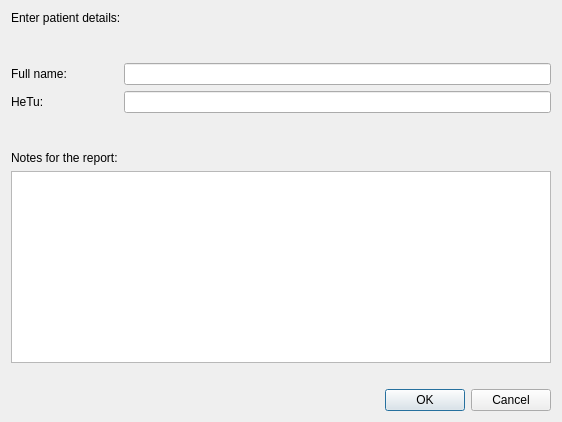
Old version of the form gaitutils/gui/web_report_info.ui in the repository NCH-Motion-Laboratory/gaitutils.
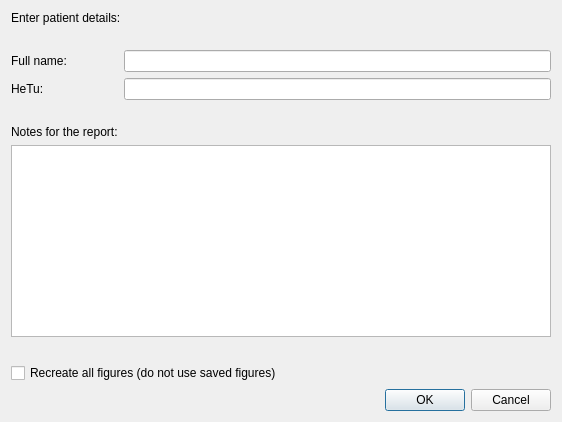
New version of the form.

Commit message: move 'recreate plots' into patient info window

Diff of the .ui file:
```diff
--- a/gaitutils/gui/web_report_info.ui
+++ b/gaitutils/gui/web_report_info.ui
@@ -101,6 +101,13 @@
      </item>
     </layout>
    </item>
+   <item>
+    <widget class="QCheckBox" name="xbRecreatePlots">
+     <property name="text">
+      <string>Recreate all figures (do not use saved figures)</string>
+     </property>
+    </widget>
+   </item>
    <item>
     <widget class="QDialogButtonBox" name="buttonBox">
      <property name="orientation">
```
The commit also changes 3 other files.
